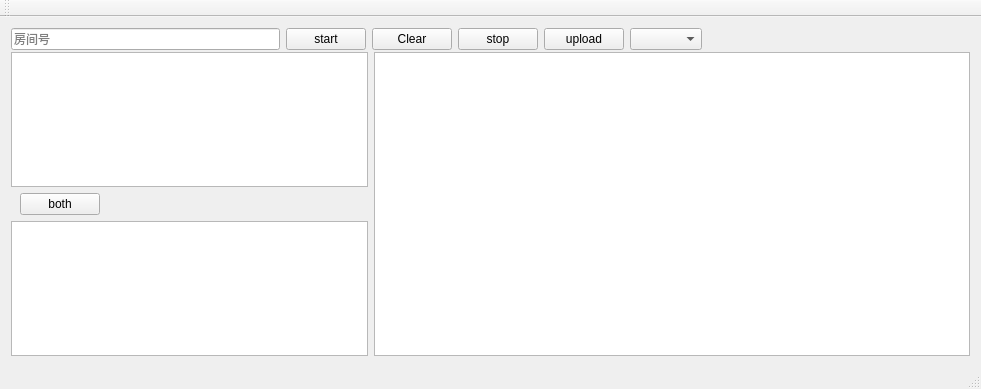
Old version of the form mainwindow.ui in the repository baoyuanle/douyu_danmu_QtDemo.
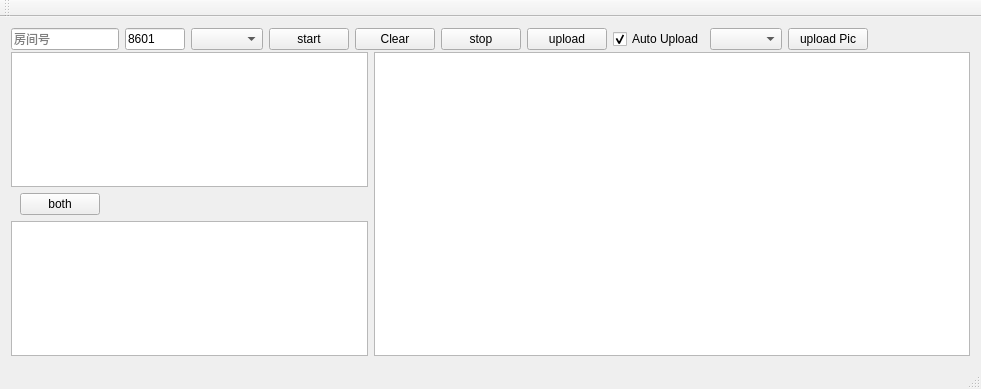
New version of the form.

Patch:
```diff
--- a/mainwindow.ui
+++ b/mainwindow.ui
@@ -32,6 +32,12 @@
      <layout class="QHBoxLayout" name="horizontalLayout">
       <item>
        <widget class="QLineEdit" name="lineEdit_roomid">
+        <property name="maximumSize">
+         <size>
+          <width>180</width>
+          <height>16777215</height>
+         </size>
+        </property>
         <property name="text">
          <string/>
         </property>
@@ -40,6 +46,25 @@
         </property>
        </widget>
       </item>
+      <item>
+       <widget class="QLineEdit" name="lineEdit_port">
+        <property name="maximumSize">
+         <size>
+          <width>60</width>
+          <height>16777215</height>
+         </size>
+        </property>
+        <property name="text">
+         <string>8601</string>
+        </property>
+        <property name="placeholderText">
+         <string>端口</string>
+        </property>
+       </widget>
+      </item>
+      <item>
+       <widget class="QComboBox" name="cmbRoom"/>
+      </item>
       <item>
        <widget class="QPushButton" name="pushButton">
         <property name="text">
@@ -69,7 +94,24 @@
        </widget>
       </item>
       <item>
-       <widget class="QComboBox" name="cmbRoom"/>
+       <widget class="QCheckBox" name="checkAutoUpload">
+        <property name="text">
+         <string>Auto Upload</string>
+        </property>
+        <property name="checked">
+         <bool>true</bool>
+        </property>
+       </widget>
+      </item>
+      <item>
+       <widget class="QComboBox" name="comboAutoUpTime"/>
+      </item>
+      <item>
+       <widget class="QPushButton" name="btnUploadPic">
+        <property name="text">
+         <string>upload Pic</string>
+        </property>
+       </widget>
       </item>
       <item>
        <spacer name="horizontalSpacer">
```
